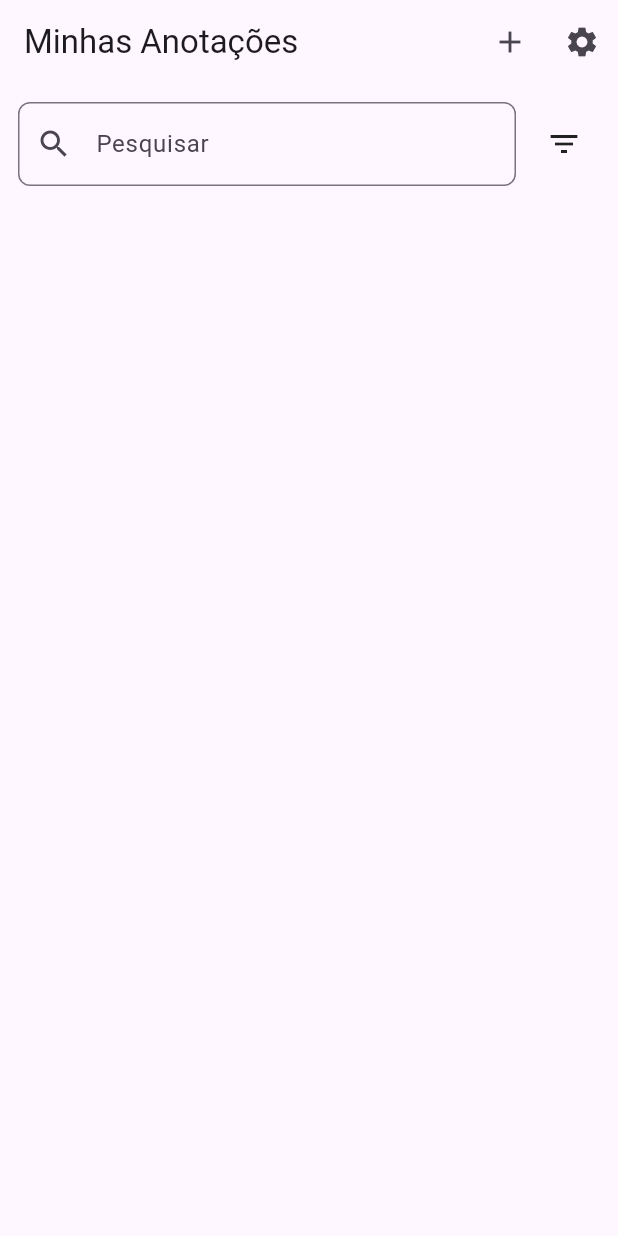
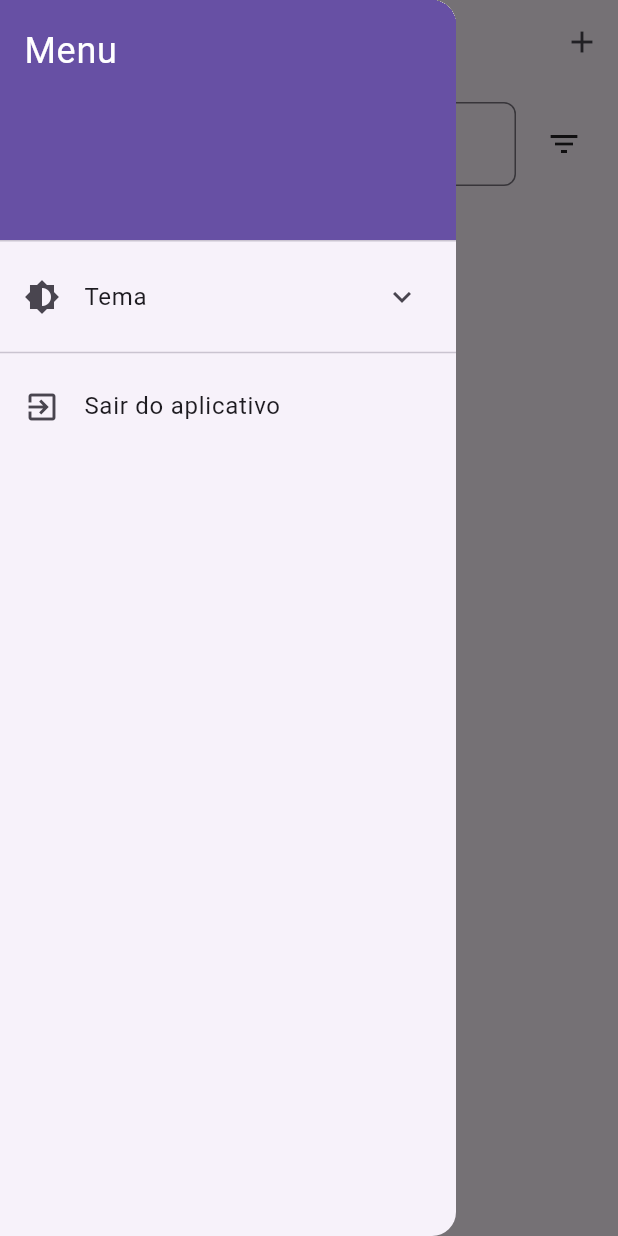
Before and after one commit to danielsantosoliveira/NotesD, a Flutter app: the screen it shows after launch, with the side drawer open (before the commit the screen has no drawer), on a phone screen of 412 x 824 dp. Run offline on Flutter 3.47's test engine with Material 3 defaults, Android fonts, the light colour scheme and no system bars; our stand-ins replace shared_preferences.

Commit message:
Feat - Adicionada opção quer permitirá o usuário fechar o app através do botão voltar do sistema, adicionado Drawer para permitir o usuário acessar as opções de sair do aplicativo e alterar o tema.

```diff
--- a/lib/main.dart
+++ b/lib/main.dart
@@ -1,24 +1,71 @@
 import 'package:flutter/material.dart';
+import 'package:shared_preferences/shared_preferences.dart';
+import 'dart:io';
 
 void main() {
   runApp(MinhasAnotacoesApp());
 }
 
-class MinhasAnotacoesApp extends StatelessWidget {
+class MinhasAnotacoesApp extends StatefulWidget {
+  @override
+  _MinhasAnotacoesAppState createState() => _MinhasAnotacoesAppState();
+}
+
+class _MinhasAnotacoesAppState extends State<MinhasAnotacoesApp> {
+  ThemeMode _themeMode = ThemeMode.system;
+
+  @override
+  void initState() {
+    super.initState();
+    _loadTheme();
+  }
+
+  Future<void> _loadTheme() async {
+    final prefs = await SharedPreferences.getInstance();
+    final themeString = prefs.getString('themeMode') ?? 'system';
+    setState(() {
+      if (themeString == 'light') _themeMode = ThemeMode.light;
+      else if (themeString == 'dark') _themeMode = ThemeMode.dark;
+      else _themeMode = ThemeMode.system;
+    });
+  }
+
+  Future<void> _setThemeMode(ThemeMode mode) async {
+    final prefs = await SharedPreferences.getInstance();
+    await prefs.setString(
+      'themeMode',
+      mode == ThemeMode.light ? 'light' : mode == ThemeMode.dark ? 'dark' : 'system',
+    );
+    setState(() {
+      _themeMode = mode;
+    });
+  }
+
   @override
   Widget build(BuildContext context) {
     return MaterialApp(
       title: 'Minhas Anotações',
+      themeMode: _themeMode,
       theme: ThemeData(
         primarySwatch: Colors.blue,
+        brightness: Brightness.light,
       ),
-      home: HomePage(),
+      darkTheme: ThemeData(
+        primarySwatch: Colors.blue,
+        brightness: Brightness.dark,
+      ),
+      home: HomePage(setThemeMode: _setThemeMode, currentThemeMode: _themeMode),
       debugShowCheckedModeBanner: false,
     );
   }
 }
 
 class HomePage extends StatefulWidget {
+  final Function(ThemeMode) setThemeMode;
+  final ThemeMode currentThemeMode;
+
+  HomePage({required this.setThemeMode, required this.currentThemeMode});
+
   @override
   _HomePageState createState() => _HomePageState();
 }
@@ -27,34 +74,143 @@ class _HomePageState extends State<HomePage> {
   final TextEditingController _searchController = TextEditingController();
   bool _searchInTitle = true;
   bool _searchInDescription = true;
+  bool _isThemeExpanded = false;
+
+  Future<bool> _onWillPop() async {
+    final shouldExit = await showDialog<bool>(
+      context: context,
+      builder: (context) => AlertDialog(
+        title: Text('Confirmar saída'),
+        content: Text('Você realmente deseja sair do aplicativo?'),
+        actions: [
+          TextButton(
+            child: Text('Cancelar'),
+            onPressed: () => Navigator.of(context).pop(false),
+          ),
+          TextButton(
+            child: Text('Sair'),
+            onPressed: () => Navigator.of(context).pop(true),
+          ),
+        ],
+      ),
+    );
+    return shouldExit ?? false;
+  }
 
   @override
   Widget build(BuildContext context) {
-    return Scaffold(
+    return PopScope(
+      canPop: true,
+      onPopInvoked: (didPop) async {
+        if (!didPop) {
+          bool shouldExit = await _onWillPop();
+          if (shouldExit) exit(0);
+        }
+      },
+      child: Scaffold(
         appBar: AppBar(
           title: Text('Minhas Anotações'),
+          leading: Builder(
+            builder: (context) => IconButton(
+              icon: Icon(Icons.menu),
+              onPressed: () => Scaffold.of(context).openDrawer(),
+            ),
+          ),
           actions: [
             IconButton(
               icon: Icon(Icons.add),
               tooltip: 'Nova anotação',
               onPressed: () {
-              // Nova anotação
-            },
-          ),
-          IconButton(
-            icon: Icon(Icons.settings),
-            tooltip: 'Configurações',
-            onPressed: () {
-              // Configurações
+                // TODO: Implementar criação de nova anotação
               },
             ),
           ],
+        ),
+        drawer: Drawer(
+          child: ListView(
+            children: [
+              DrawerHeader(
+                decoration: BoxDecoration(color: Theme.of(context).primaryColor),
+                child: Text(
+                  'Menu',
+                  style: TextStyle(color: Colors.white, fontSize: 24),
+                ),
+              ),
+              ExpansionTile(
+                leading: Icon(Icons.brightness_6),
+                title: Text('Tema'),
+                initiallyExpanded: _isThemeExpanded,
+                onExpansionChanged: (expanded) {
+                  setState(() => _isThemeExpanded = expanded);
+                },
+                children: [
+                  RadioListTile<ThemeMode>(
+                    value: ThemeMode.light,
+                    groupValue: widget.currentThemeMode,
+                    title: Text('Claro'),
+                    secondary: Icon(Icons.wb_sunny_outlined),
+                    onChanged: (mode) {
+                      Navigator.pop(context);
+                      widget.setThemeMode(mode!);
+                    },
+                  ),
+                  RadioListTile<ThemeMode>(
+                    value: ThemeMode.dark,
+                    groupValue: widget.currentThemeMode,
+                    title: Text('Escuro'),
+                    secondary: Icon(Icons.nightlight_round),
+                    onChanged: (mode) {
+                      Navigator.pop(context);
+                      widget.setThemeMode(mode!);
+                    },
+                  ),
+                  RadioListTile<ThemeMode>(
+                    value: ThemeMode.system,
+                    groupValue: widget.currentThemeMode,
+                    title: Text('Sistema'),
+                    secondary: Icon(Icons.settings_brightness),
+                    onChanged: (mode) {
+                      Navigator.pop(context);
+                      widget.setThemeMode(mode!);
+                    },
+                  ),
+                ],
+              ),
+              Divider(),
+              ListTile(
+                leading: Icon(Icons.exit_to_app),
+                title: Text('Sair do aplicativo'),
+                onTap: () {
+                  Navigator.pop(context);
+                  showDialog(
+                    context: context,
+                    builder: (context) => AlertDialog(
+                      title: Text('Confirmar saída'),
+                      content: Text('Você realmente deseja sair do aplicativo?'),
+                      actions: [
+                        TextButton(
+                          child: Text('Cancelar'),
+                          onPressed: () => Navigator.of(context).pop(),
+                        ),
+                        TextButton(
+                          child: Text('Sair'),
+                          onPressed: () {
+                            Navigator.of(context).pop();
+                            exit(0);
+                          },
+                        ),
+                      ],
+                    ),
+                  );
+                },
+              ),
+            ],
+          ),
         ),
         body: Padding(
           padding: const EdgeInsets.all(12.0),
           child: Column(
             children: [
-            // Campo de pesquisa + popup de filtros
               Row(
                 children: [
                   Expanded(
@@ -95,10 +251,9 @@ class _HomePageState extends State<HomePage> {
                 ],
               ),
               SizedBox(height: 16),
-            // Lista de anotações (ainda vazia)
               Expanded(
                 child: ListView.builder(
-                itemCount: 0, // Ainda sem dados
+                  itemCount: 0,
                   itemBuilder: (context, index) {
                     return ListTile(
                       title: Text('Anotação ${index + 1}'),
@@ -109,6 +264,7 @@ class _HomePageState extends State<HomePage> {
             ],
           ),
         ),
+      ),
     );
   }
 }
--- a/pubspec.yaml
+++ b/pubspec.yaml
@@ -9,6 +9,7 @@ environment:
 dependencies:
   flutter:
     sdk: flutter
+  shared_preferences: ^2.2.2
 
 dev_dependencies:
   flutter_test:
```
Also changed, not shown: pubspec.lock, 1 other file. Lines whose indentation alone changed are shown as unchanged.
